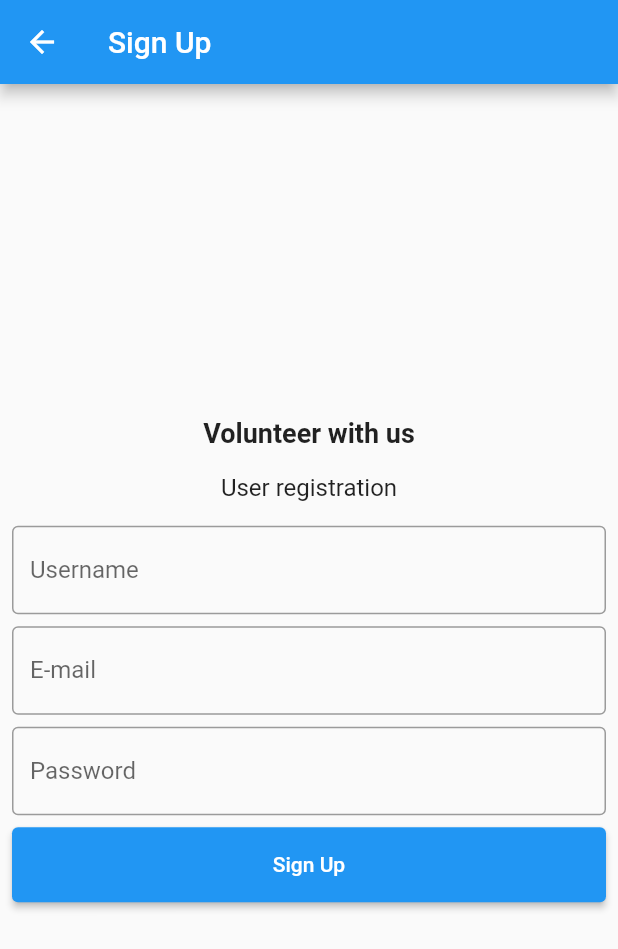
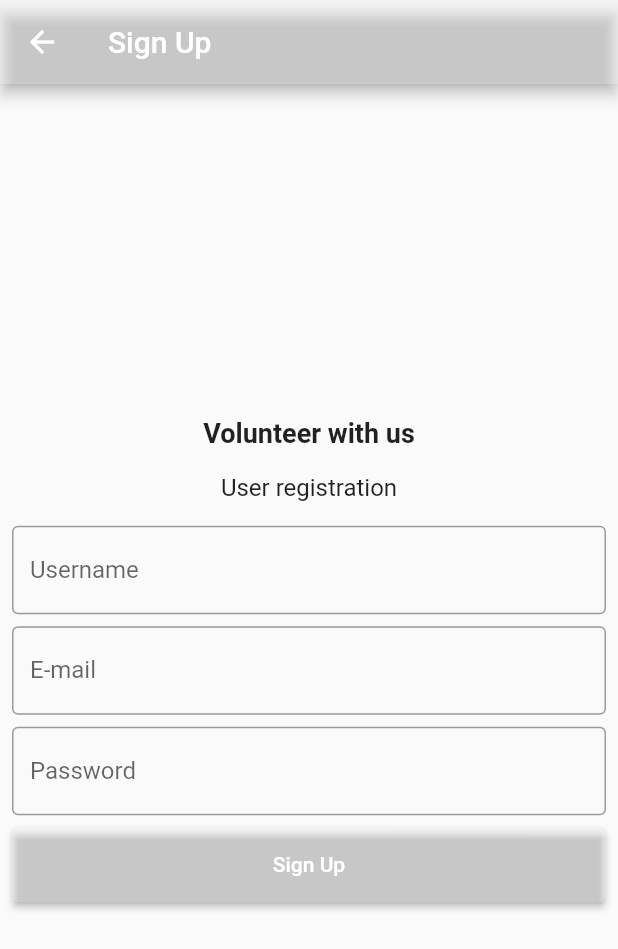
Before and after one commit to AlexandraDamaschin/SkipToTheFuture-Frontend, a Flutter app: the screen it shows after launch, after a tap on "Sign Up", on a phone screen of 412 x 824 dp. Shown: the top 949 px of the screen. Run offline on Flutter 3.47's test engine with Material 2 defaults, Android fonts, the phone set to English and light mode, and no system bars; our stand-ins replace parse_server_sdk_flutter; network calls fail.

Commit message:
Design improvements on login/register

```diff
--- a/lib/login/login.dart
+++ b/lib/login/login.dart
@@ -20,6 +20,7 @@ class _LoginPageState extends State<LoginPage> {
   Widget build(BuildContext context) {
     return Scaffold(
         appBar: AppBar(
+          backgroundColor: Colors.white24,
           title: const Text('Volunteer with us'),
         ),
         body: Center(
@@ -68,6 +69,9 @@ class _LoginPageState extends State<LoginPage> {
                 Container(
                   height: 50,
                   child: ElevatedButton(
+                    style: ElevatedButton.styleFrom(
+                      primary: Colors.white24,
+                    ),
                     child: const Text('Login'),
                     onPressed: isLoggedIn ? null : () => doUserLogin(),
                   ),
@@ -78,6 +82,9 @@ class _LoginPageState extends State<LoginPage> {
                 Container(
                   height: 50,
                   child: ElevatedButton(
+                    style: ElevatedButton.styleFrom(
+                      primary: Colors.white24,
+                    ),
                     child: const Text('Sign Up'),
                     onPressed: () => navigateToSignUp(),
                   ),
@@ -88,6 +95,9 @@ class _LoginPageState extends State<LoginPage> {
                 Container(
                   height: 50,
                   child: ElevatedButton(
+                    style: ElevatedButton.styleFrom(
+                      primary: Colors.white24,
+                    ),
                     child: const Text('Reset Password'),
                     onPressed: () => navigateToResetPassword(),
                   ),
--- a/lib/main.dart
+++ b/lib/main.dart
@@ -16,18 +16,6 @@ void main() async {
       clientKey: keyClientKey, debug: true);
   runApp(MaterialApp(
     title: 'SignUp',
-    theme: ThemeData(
-      primarySwatch: Colors.blue,
-      visualDensity: VisualDensity.adaptivePlatformDensity,
-      primaryColor: Colors.lightBlue[800],
-      accentColor: Colors.cyan[600],
-      fontFamily: 'Georgia',
-      textTheme: TextTheme(
-        headline1: TextStyle(fontSize: 72.0, fontWeight: FontWeight.bold),
-        headline6: TextStyle(fontSize: 36.0, fontStyle: FontStyle.italic),
-        bodyText2: TextStyle(fontSize: 14.0, fontFamily: 'Hind'),
-      ),
-    ),
     home: MyApp(),
   ));
 }
@@ -56,10 +44,7 @@ class MyApp extends StatelessWidget {
   Widget build(BuildContext context) {
     return MaterialApp(
       title: 'Volunteer with us',
-      theme: ThemeData(
-        primarySwatch: Colors.blue,
-        visualDensity: VisualDensity.adaptivePlatformDensity,
-      ),
+
       home: FutureBuilder<bool>(
           future: hasUserLogged(),
           builder: (context, snapshot) {
--- a/lib/register/register.dart
+++ b/lib/register/register.dart
@@ -16,6 +16,7 @@ class _RegisterPageState extends State<RegisterPage> {
   Widget build(BuildContext context) {
     return Scaffold(
         appBar: AppBar(
+          backgroundColor: Colors.white24,
           title: const Text('Sign Up'),
         ),
         body: Center(
@@ -82,6 +83,9 @@ class _RegisterPageState extends State<RegisterPage> {
                 Container(
                   height: 50,
                   child: ElevatedButton(
+                    style: ElevatedButton.styleFrom(
+                      primary: Colors.white24,
+                    ),
                     child: const Text('Sign Up'),
                     onPressed: () => doUserRegistration(),
                   ),
--- a/lib/user/user.dart
+++ b/lib/user/user.dart
@@ -2,8 +2,6 @@ import 'package:flutter/cupertino.dart';
 import 'package:flutter/material.dart';
 import 'package:parse_server_sdk_flutter/parse_server_sdk.dart';
 import 'package:skip_to_the_future_app/projects/projects.dart';
-import '../login/login.dart';
-import '../common/message.dart';
 
 class UserPage extends StatelessWidget {
   ParseUser currentUser;
@@ -16,9 +14,6 @@ class UserPage extends StatelessWidget {
   @override
   Widget build(BuildContext context) {
     return Scaffold(
-        appBar: AppBar(
-          title: Text('User logged in - Current User'),
-        ),
         body: FutureBuilder<ParseUser>(
             future: getUser(),
             builder: (context, snapshot) {
```
Also changed, not shown: lib/projects/project-details.dart (+23 -31 lines).
